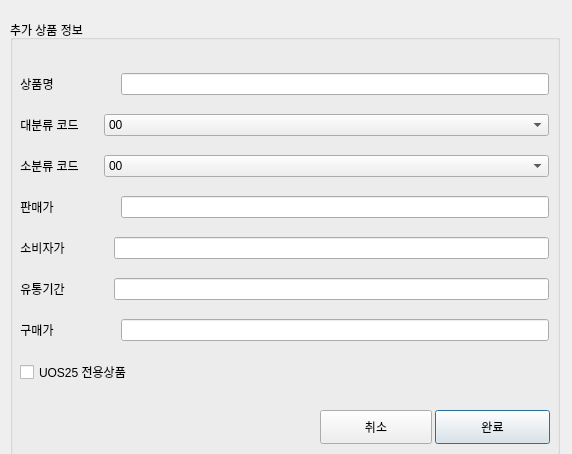
First picture: the form in ui/상품추가.ui, repository johnnyapu15/IDB, before the edit.
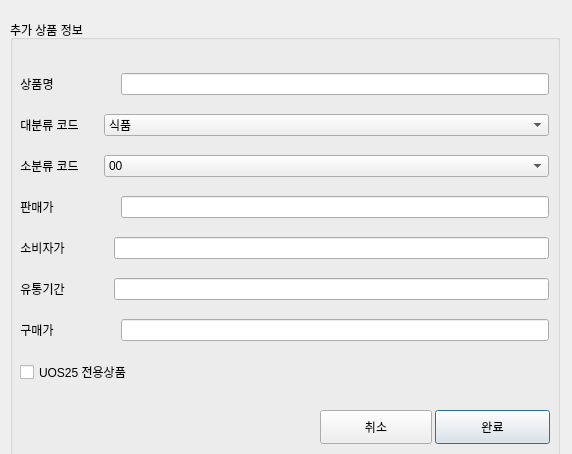
Second picture: the form after the edit.

Patch:
```diff
--- a/ui/상품추가.ui
+++ b/ui/상품추가.ui
@@ -244,7 +244,7 @@
          </property>
          <item>
           <property name="text">
-           <string>00</string>
+           <string>식품</string>
           </property>
          </item>
          <item>
```
Left out of the diff: 9 changed lines with no effect on the pictures.
